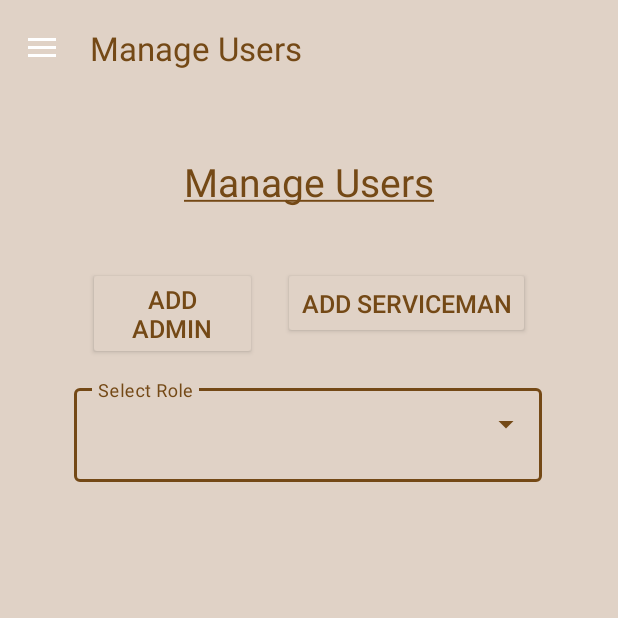
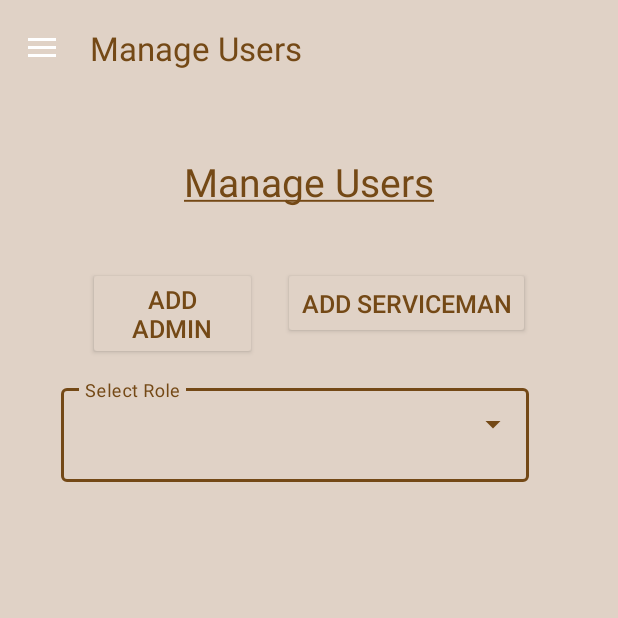
Before and after one commit to DevRaval2604/Citizen-Care, an Android app: the ManageUsers screen opened directly, with no data from a screen before it, on a phone screen of 412 x 824 dp, the top half of it. Run offline under Robolectric (Android 15) with nearby library versions, the phone set to English and light mode, and no system bars; our stand-ins replace Firebase (no records; nobody signed in at launch, a user with empty details on screens opened directly), sdp/ssp sizes.

```diff
--- a/app/src/main/java/com/example/citizencare/Login.java
+++ b/app/src/main/java/com/example/citizencare/Login.java
@@ -139,7 +139,7 @@ public class Login extends AppCompatActivity {
                                         String role=snapshot.child("Role").getValue(String.class);
                                         Boolean blocked=snapshot.child("Blocked").getValue(Boolean.class);
                                         if(Boolean.TRUE.equals(blocked)){
-                                            Toast.makeText(Login.this, "Sorry,you've been blocked from accessing this app.Please contact support for further assistance.", Toast.LENGTH_SHORT).show();
+                                            Toast.makeText(Login.this, "Sorry, you've been blocked. Please contact support.", Toast.LENGTH_LONG).show();
                                             progressBar.setVisibility(View.GONE);
                                         }else {
                                             if (Objects.requireNonNull(role).equals("Admin")) {
--- a/app/src/main/java/com/example/citizencare/Update_Mobile_Number.java
+++ b/app/src/main/java/com/example/citizencare/Update_Mobile_Number.java
@@ -28,7 +28,7 @@ public class Update_Mobile_Number extends AppCompatActivity {
 
     private EditText editTextUpdateMobile;
     private String textMobile;
-    private FirebaseAuth authProfile;
+    private FirebaseAuth  authProfile;
     private ProgressBar progressBar;
 
     @Override
--- a/app/src/main/res/layout/activity_manage_users.xml
+++ b/app/src/main/res/layout/activity_manage_users.xml
@@ -54,7 +54,7 @@
                     android:layout_width="@dimen/_240sdp"
                     android:layout_height="wrap_content"
                     android:layout_marginTop="@dimen/_10sdp"
-                    android:layout_marginStart="@dimen/_33sdp"
+                    android:layout_marginStart="@dimen/_26sdp"
                     android:layout_below="@id/button_admin"
                     android:backgroundTint="@color/background"
                     android:textColorHint="@color/text"
```
